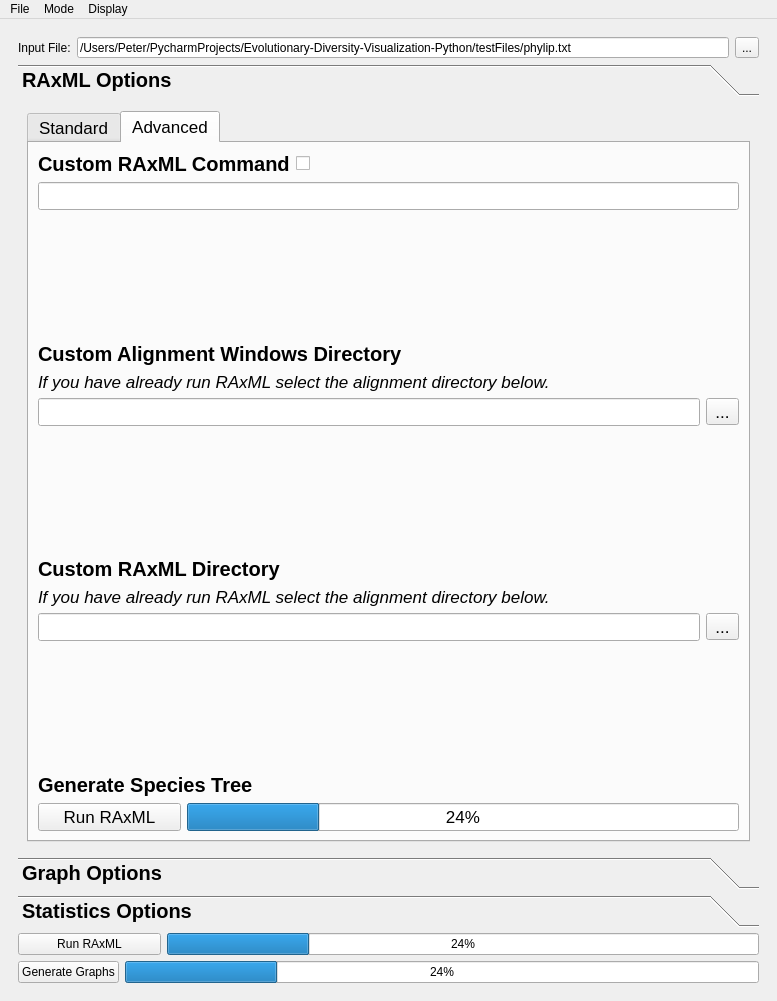
PeterDulworth/PhyloVis, file gui_layout.ui: the form before one commit.
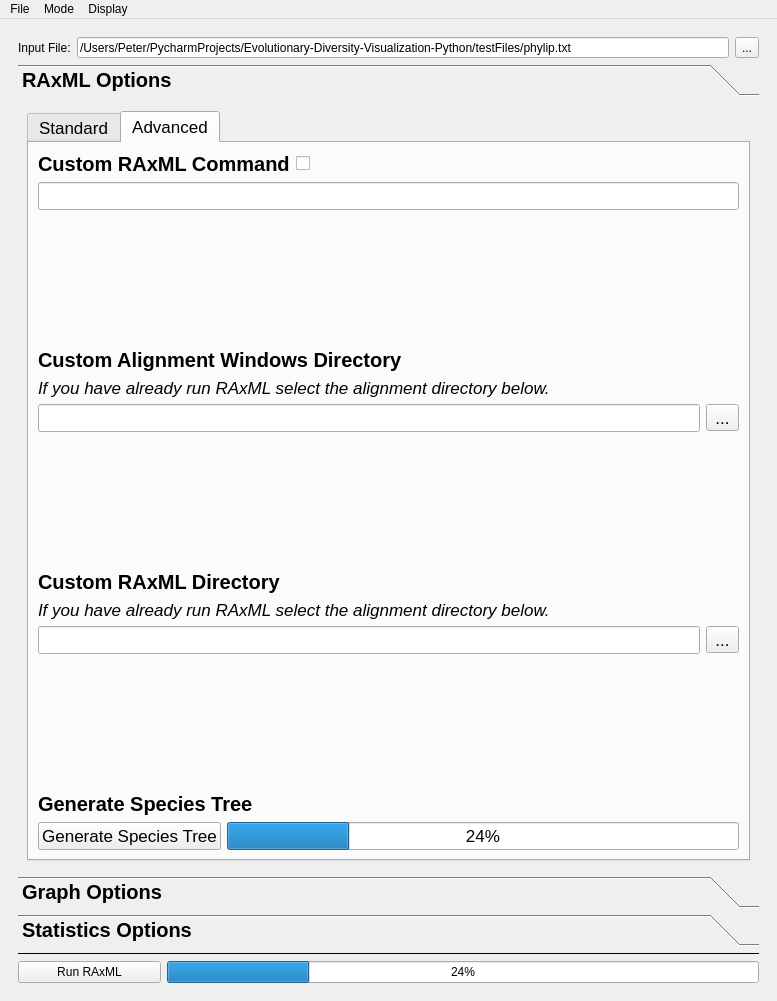
The form after the commit. The open tabs and pages were chosen to show the change.

The edit to the form file:
```diff
--- a/gui_layout.ui
+++ b/gui_layout.ui
@@ -303,7 +303,7 @@
                <x>0</x>
                <y>0</y>
                <width>727</width>
-               <height>713</height>
+               <height>740</height>
               </rect>
              </property>
              <attribute name="label">
@@ -872,7 +872,7 @@
                        <enum>Qt::NoFocus</enum>
                       </property>
                       <property name="text">
-                       <string>Run RAxML</string>
+                       <string>Generate Species Tree</string>
                       </property>
                      </widget>
                     </item>
@@ -1476,6 +1476,29 @@
             </widget>
            </widget>
           </item>
+          <item>
+           <widget class="Line" name="line">
+            <property name="font">
+             <font>
+              <pointsize>13</pointsize>
+              <weight>50</weight>
+              <bold>false</bold>
+             </font>
+            </property>
+            <property name="frameShadow">
+             <enum>QFrame::Plain</enum>
+            </property>
+            <property name="lineWidth">
+             <number>1</number>
+            </property>
+            <property name="midLineWidth">
+             <number>0</number>
+            </property>
+            <property name="orientation">
+             <enum>Qt::Horizontal</enum>
+            </property>
+           </widget>
+          </item>
           <item>
            <layout class="QHBoxLayout" name="runRaxmlHL">
             <item>
@@ -1506,27 +1529,6 @@
             </item>
            </layout>
           </item>
-          <item>
-           <layout class="QHBoxLayout" name="generateGraphsHL">
-            <item>
-             <widget class="QPushButton" name="generateGraphsBtn">
-              <property name="focusPolicy">
-               <enum>Qt::NoFocus</enum>
-              </property>
-              <property name="text">
-               <string>Generate Graphs</string>
-              </property>
-             </widget>
-            </item>
-            <item>
-             <widget class="QProgressBar" name="generateGraphsProgressBar">
-              <property name="value">
-               <number>24</number>
-              </property>
-             </widget>
-            </item>
-           </layout>
-          </item>
          </layout>
         </widget>
         <widget class="QWidget" name="inputPageNotRaxA">
```
Left out of the diff: 36 changed lines with no effect on the pictures.
